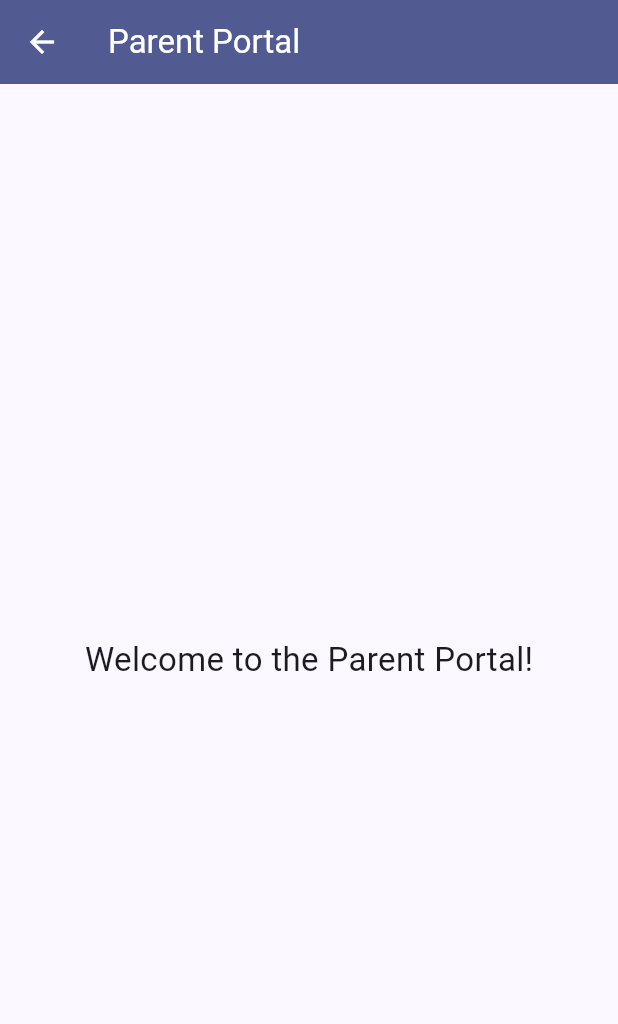
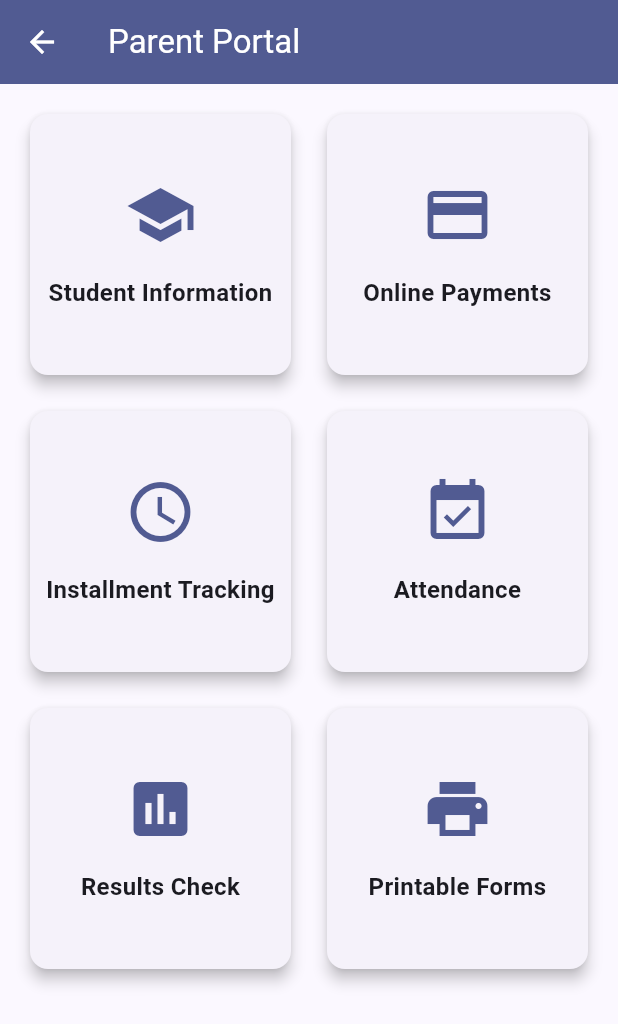
Before and after one commit to could-ai/019a5289-ae45-7e1d-914f-2e03e47ccb59, a Flutter app: the ParentPortalScreen screen opened by its route, on a phone screen of 412 x 824 dp. Shown: the top 1024 px of the screen. Run offline on Flutter 3.47's test engine with Material 3 defaults, Android fonts, the phone set to English and light mode, and no system bars.

Commit message:
Creating a new constants file to define user roles (Principal, Bursar, Cashier, Checker, Teacher, Security Guard, Parent) with a mock email-to-role mapping for staff authentication simulation. This centralizes role management, making it easy to expand or integrate with real authentication later, and ensures consistency across the app for role-based access.; Updating the LoginScreen to incorporate role management by importing the new AppRoles constants and adding logic to determine the user's role based on their email during Staff login (using mock mapping). This enables role-specific navigation and access control, with validation to prevent invalid logins. For Parents, it assigns the Parent role directly, and Students remain simple. This change enhances security and personalization without backend dependency.; Updating the StaffPortalScreen to receive the user's role as an argument from the LoginScreen and pass it to the new StaffDashboardScreen. This ensures the dashboard adapts to the specific role (e.g., Principal or Teacher), streamlining the user experience and enabling role-based features without unnecessary intermediate screens.; Creating a new StaffDashboardScreen that dynamically displays role-specific features in a grid layout based on the user's role (e.g., Principal sees monitoring and payroll options, Teacher sees results and attendance). Each item uses placeholder actions for now, with SnackBars to indicate future implementation. This enables tailored access to academy functions like attendance tracking and payments, promoting security and usability while keeping the UI consistent with other dashboards.; Updating the ParentPortalScreen to include a role-based dashboard (receiving the Parent role from LoginScreen) with grid items for parent-specific features like viewing student information, payments, and attendance. This ensures parents have dedicated access to relevant academy tools, using placeholders for future implementation and maintaining UI consistency with other dashboards.

```diff
--- a/usr/lib/screens/login_screen.dart
+++ b/usr/lib/screens/login_screen.dart
@@ -1,4 +1,5 @@
 import 'package:flutter/material.dart';
+import 'package:couldai_user_app/constants/app_roles.dart';
 
 class LoginScreen extends StatefulWidget {
   const LoginScreen({super.key});
@@ -11,6 +12,7 @@ class _LoginScreenState extends State<LoginScreen> {
   final _formKey = GlobalKey<FormState>();
   String _email = '';
   String _password = '';
+  String _role = '';
 
   @override
   Widget build(BuildContext context) {
@@ -82,16 +84,31 @@ class _LoginScreenState extends State<LoginScreen> {
                       // TODO: Implement actual login logic
                       print('Email: $_email, Password: $_password');
 
-                      // Navigate to the correct portal after login
+                      // For Staff, determine role from email (mock authentication)
+                      if (portalType == 'Staff') {
+                        _role = AppRoles.getRoleFromEmail(_email);
+                        if (_role.isEmpty) {
+                          ScaffoldMessenger.of(context).showSnackBar(
+                            const SnackBar(content: Text('Invalid credentials for Staff role')),
+                          );
+                          return;
+                        }
+                      } else if (portalType == 'Parent') {
+                        _role = AppRoles.parent;
+                      } else if (portalType == 'Student') {
+                        _role = 'Student'; // Simple for now, can expand later
+                      }
+
+                      // Navigate to the correct portal after login, passing role
                       switch (portalType) {
                         case 'Student':
                           Navigator.pushReplacementNamed(context, '/student_portal');
                           break;
                         case 'Parent':
-                          Navigator.pushReplacementNamed(context, '/parent_portal');
+                          Navigator.pushReplacementNamed(context, '/parent_portal', arguments: _role);
                           break;
                         case 'Staff':
-                          Navigator.pushReplacementNamed(context, '/staff_portal');
+                          Navigator.pushReplacementNamed(context, '/staff_portal', arguments: _role);
                           break;
                       }
                     }
--- a/usr/lib/screens/parent_portal_screen.dart
+++ b/usr/lib/screens/parent_portal_screen.dart
@@ -5,18 +5,89 @@ class ParentPortalScreen extends StatelessWidget {
 
   @override
   Widget build(BuildContext context) {
+    final role = ModalRoute.of(context)!.settings.arguments as String? ?? 'Parent';
+
     return Scaffold(
       appBar: AppBar(
         title: const Text('Parent Portal'),
         backgroundColor: Theme.of(context).colorScheme.primary,
         foregroundColor: Theme.of(context).colorScheme.onPrimary,
       ),
-      body: const Center(
-        child: Text(
-          'Welcome to the Parent Portal!',
-          style: TextStyle(fontSize: 22),
+      body: GridView.count(
+        crossAxisCount: 2,
+        padding: const EdgeInsets.all(16.0),
+        mainAxisSpacing: 16.0,
+        crossAxisSpacing: 16.0,
+        children: <Widget>[
+          _buildDashboardItem(
+            context,
+            title: 'Student Information',
+            icon: Icons.school,
+            onTap: () => _showPlaceholder(context, 'View Student Info'),
+          ),
+          _buildDashboardItem(
+            context,
+            title: 'Online Payments',
+            icon: Icons.payment,
+            onTap: () => _showPlaceholder(context, 'Make Payments'),
+          ),
+          _buildDashboardItem(
+            context,
+            title: 'Installment Tracking',
+            icon: Icons.schedule,
+            onTap: () => _showPlaceholder(context, 'Track Installments'),
+          ),
+          _buildDashboardItem(
+            context,
+            title: 'Attendance',
+            icon: Icons.event_available,
+            onTap: () => _showPlaceholder(context, 'Check Attendance'),
+          ),
+          _buildDashboardItem(
+            context,
+            title: 'Results Check',
+            icon: Icons.assessment,
+            onTap: () => _showPlaceholder(context, 'View Results'),
+          ),
+          _buildDashboardItem(
+            context,
+            title: 'Printable Forms',
+            icon: Icons.print,
+            onTap: () => _showPlaceholder(context, 'Download Forms'),
+          ),
+        ],
+      ),
+    );
+  }
+
+  Widget _buildDashboardItem(BuildContext context, {required String title, required IconData icon, required VoidCallback onTap}) {
+    return Card(
+      elevation: 4.0,
+      shape: RoundedRectangleBorder(
+        borderRadius: BorderRadius.circular(12),
+      ),
+      child: InkWell(
+        onTap: onTap,
+        borderRadius: BorderRadius.circular(12),
+        child: Column(
+          mainAxisAlignment: MainAxisAlignment.center,
+          children: <Widget>[
+            Icon(icon, size: 48, color: Theme.of(context).colorScheme.primary),
+            const SizedBox(height: 16),
+            Text(
+              title,
+              textAlign: TextAlign.center,
+              style: const TextStyle(fontSize: 16, fontWeight: FontWeight.w600),
+            ),
+          ],
         ),
       ),
     );
   }
+
+  void _showPlaceholder(BuildContext context, String feature) {
+    ScaffoldMessenger.of(context).showSnackBar(
+      SnackBar(content: Text('$feature - Feature coming soon!')),
+    );
+  }
 }
--- a/usr/lib/screens/staff_portal_screen.dart
+++ b/usr/lib/screens/staff_portal_screen.dart
@@ -1,22 +1,14 @@
 import 'package:flutter/material.dart';
+import 'package:couldai_user_app/screens/staff_dashboard_screen.dart';
 
 class StaffPortalScreen extends StatelessWidget {
   const StaffPortalScreen({super.key});
 
   @override
   Widget build(BuildContext context) {
-    return Scaffold(
-      appBar: AppBar(
-        title: const Text('Staff Portal'),
-        backgroundColor: Theme.of(context).colorScheme.primary,
-        foregroundColor: Theme.of(context).colorScheme.onPrimary,
-      ),
-      body: const Center(
-        child: Text(
-          'Welcome to the Staff Portal!',
-          style: TextStyle(fontSize: 22),
-        ),
-      ),
-    );
+    final role = ModalRoute.of(context)!.settings.arguments as String;
+
+    // Navigate directly to the role-based dashboard
+    return StaffDashboardScreen(role: role);
   }
 }
```
Also changed, not shown: usr/lib/constants/app_roles.dart (added, +40 -0 lines), usr/lib/screens/staff_dashboard_screen.dart (added, +105 -0 lines).
